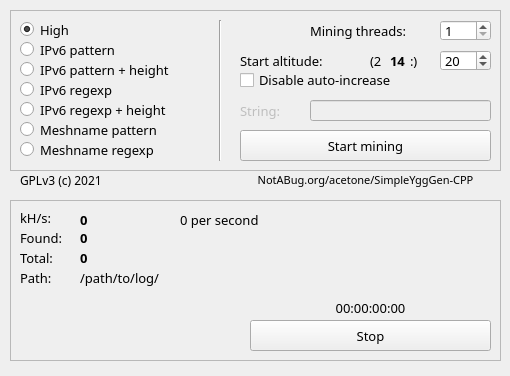
First picture: the form in src-qt/widget.ui, repository perguth/acetone-SimpleYggGen-CPP, before the edit.
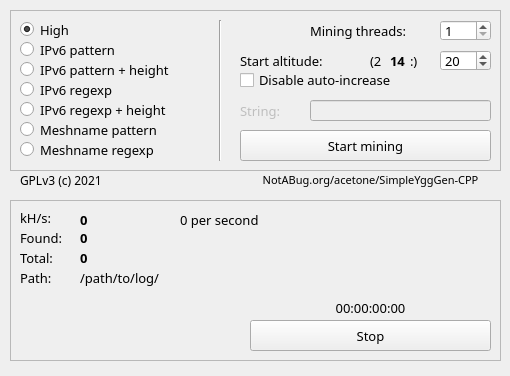
Second picture: the form after the edit. Icons and pictures are not drawn.

The edit to the form file:
```diff
--- a/src-qt/widget.ui
+++ b/src-qt/widget.ui
@@ -731,9 +731,9 @@
   <widget class="QPushButton" name="notabugLink">
    <property name="geometry">
     <rect>
-     <x>230</x>
+     <x>240</x>
      <y>170</y>
-     <width>271</width>
+     <width>261</width>
      <height>20</height>
     </rect>
    </property>
@@ -746,6 +746,9 @@
    <property name="cursor">
     <cursorShape>PointingHandCursor</cursorShape>
    </property>
+   <property name="layoutDirection">
+    <enum>Qt::LeftToRight</enum>
+   </property>
    <property name="text">
     <string>NotABug.org/acetone/SimpleYggGen-CPP</string>
    </property>
```
Left out of the diff: 9 changed lines with no effect on the pictures.
